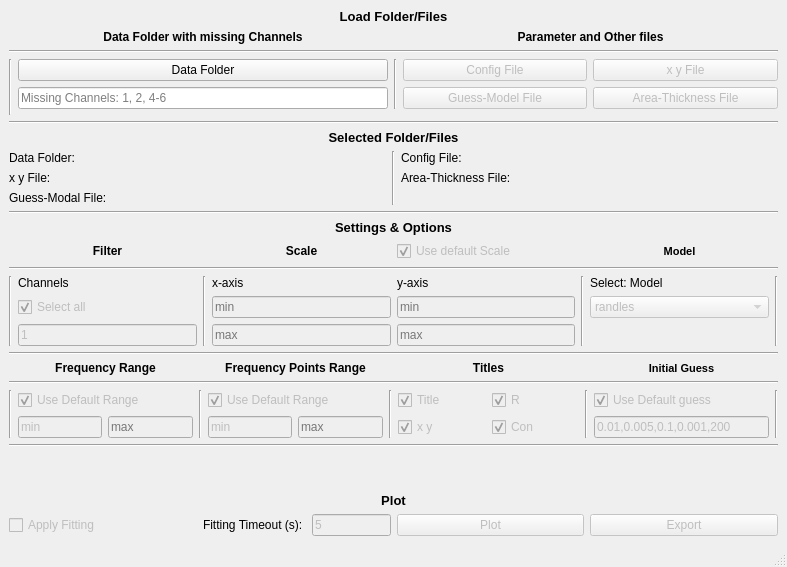
The window that antranik/view/main_view.ui (abdullahsumbal/data-analysis) describes before a commit, drawn with Qt 5.
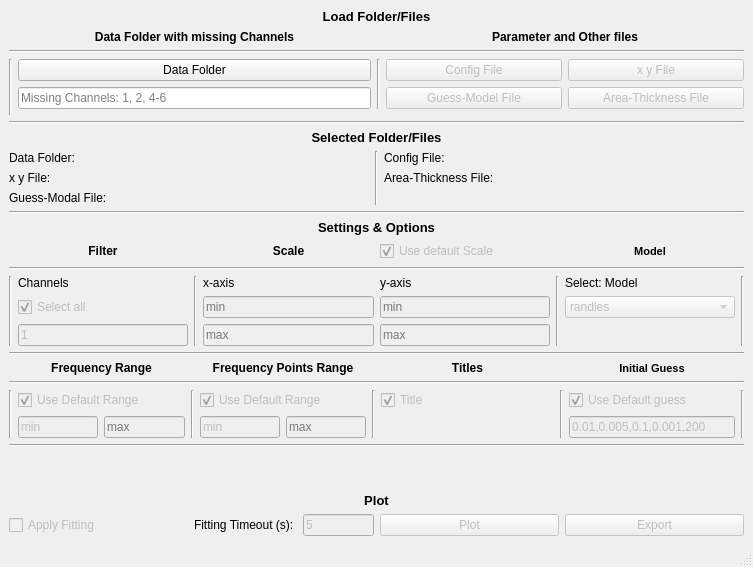
The same window after the commit.

Commit message: export, and other buttons are working

```diff
--- a/antranik/view/main_view.ui
+++ b/antranik/view/main_view.ui
@@ -437,45 +437,6 @@
       </item>
       <item row="10" column="0" colspan="4">
        <layout class="QGridLayout" name="gridLayout_6" columnstretch="0,2,0,2,0,1,1,0,2,0">
-        <item row="3" column="6">
-         <widget class="QCheckBox" name="checkBox_7">
-          <property name="enabled">
-           <bool>false</bool>
-          </property>
-          <property name="text">
-           <string>Con</string>
-          </property>
-          <property name="checked">
-           <bool>true</bool>
-          </property>
-         </widget>
-        </item>
-        <item row="3" column="5">
-         <widget class="QCheckBox" name="checkBox_4">
-          <property name="enabled">
-           <bool>false</bool>
-          </property>
-          <property name="text">
-           <string>x y</string>
-          </property>
-          <property name="checked">
-           <bool>true</bool>
-          </property>
-         </widget>
-        </item>
-        <item row="2" column="6">
-         <widget class="QCheckBox" name="checkBox_6">
-          <property name="enabled">
-           <bool>false</bool>
-          </property>
-          <property name="text">
-           <string>R</string>
-          </property>
-          <property name="checked">
-           <bool>true</bool>
-          </property>
-         </widget>
-        </item>
         <item row="2" column="5">
          <widget class="QCheckBox" name="checkBox_3">
           <property name="enabled">
```
Left out of the diff: 2 changed lines with no effect on the pictures. The commit also changes 4 other files.
